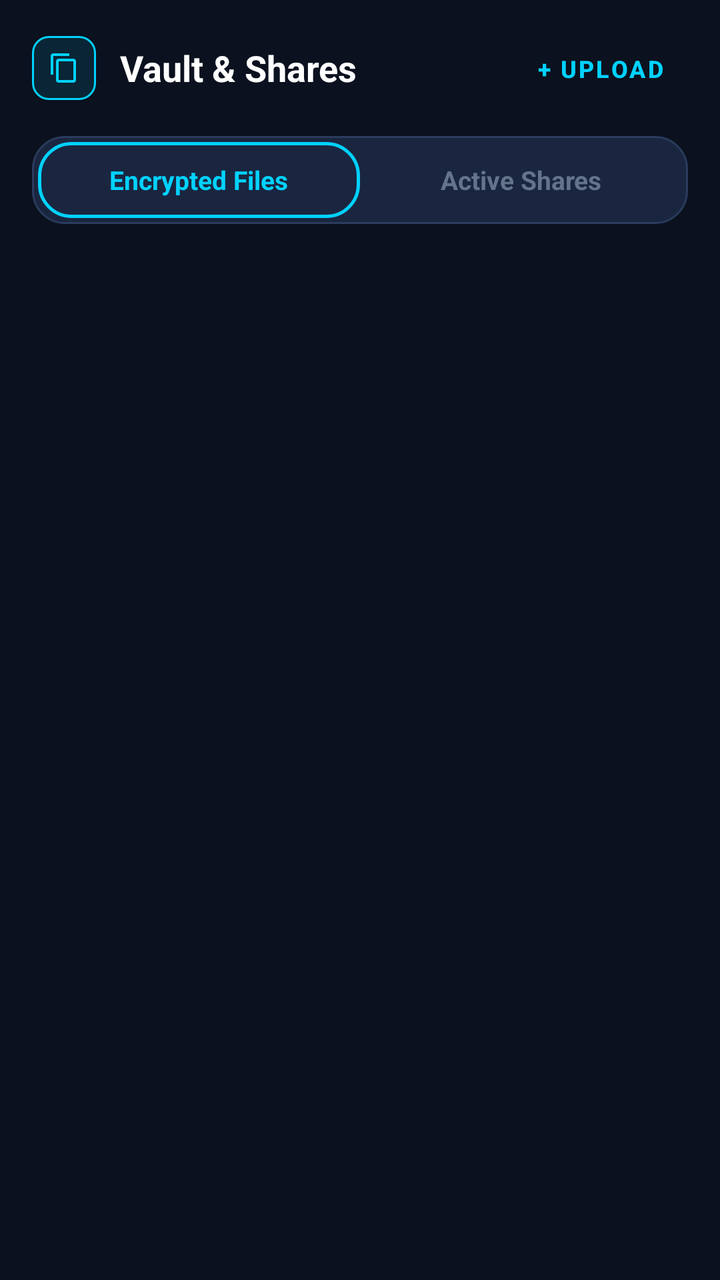
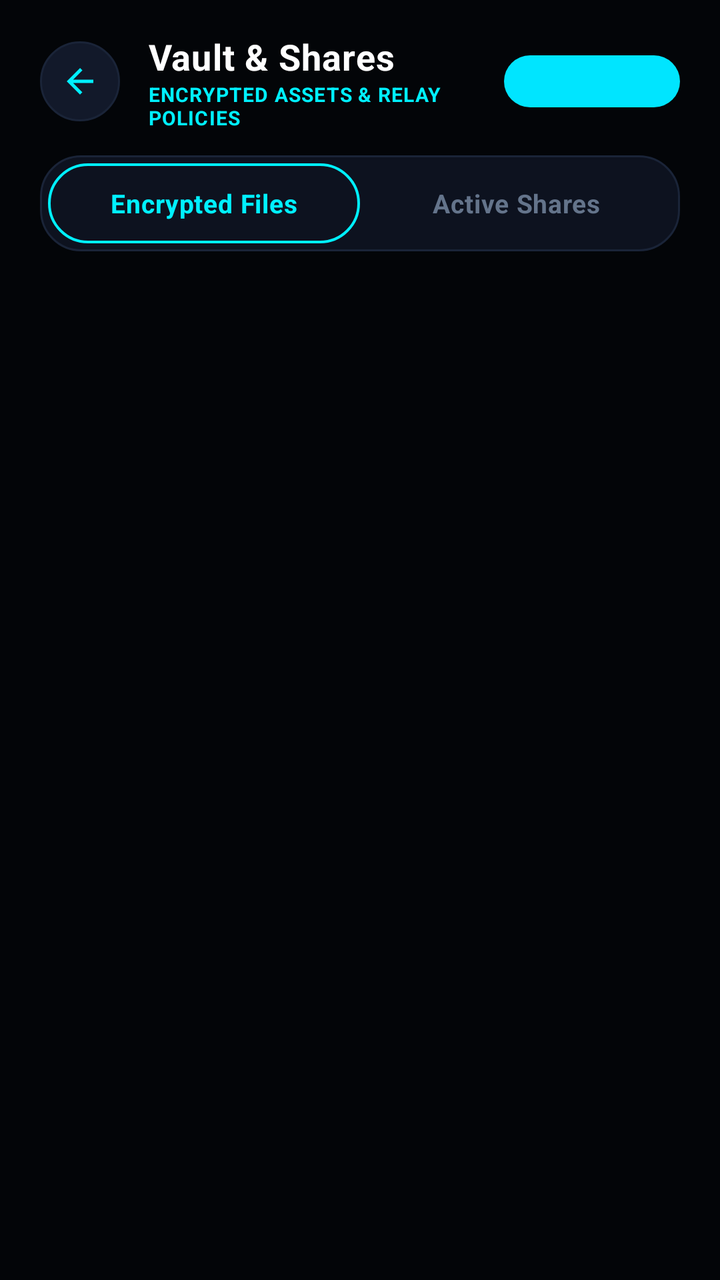

The first picture is an Android layout as it rendered before a commit; the second is the same layout after the commit. The layout source and the unified diff follow.
<!-- AndroidManifest.xml: application theme Theme.SecureDrop -->
<!-- res/layout/activity_my_files.xml -->
<?xml version="1.0" encoding="utf-8"?>
<LinearLayout xmlns:android="http://schemas.android.com/apk/res/android"
    xmlns:app="http://schemas.android.com/apk/res-auto"
    android:layout_width="match_parent"
    android:layout_height="match_parent"
    android:background="@color/bg_dark"
    android:orientation="vertical">

    
    <LinearLayout
        android:layout_width="match_parent"
        android:layout_height="wrap_content"
        android:gravity="center_vertical"
        android:orientation="horizontal"
        android:padding="16dp">

        <ImageView
            android:id="@+id/btnBack"
            android:layout_width="32dp"
            android:layout_height="32dp"
            android:background="@drawable/bg_badge_blue"
            android:padding="8dp"
            android:src="@drawable/ic_copy"
            app:tint="@color/brand_accent" />

        <TextView
            android:layout_width="0dp"
            android:layout_height="wrap_content"
            android:layout_marginStart="12dp"
            android:layout_weight="1"
            android:text="Vault &amp; Shares"
            android:textColor="@color/text_primary"
            android:textSize="18sp"
            android:textStyle="bold" />

        <com.google.android.material.button.MaterialButton
            android:id="@+id/btnNewUpload"
            style="@style/Widget.MaterialComponents.Button.TextButton"
            android:layout_width="wrap_content"
            android:layout_height="36dp"
            android:text="+ Upload"
            android:textColor="@color/brand_accent"
            android:textSize="12sp"
            android:textStyle="bold" />
    </LinearLayout>

    
    <LinearLayout
        android:layout_width="match_parent"
        android:layout_height="44dp"
        android:layout_marginStart="16dp"
        android:layout_marginEnd="16dp"
        android:layout_marginBottom="12dp"
        android:background="@drawable/bg_card_cyber"
        android:orientation="horizontal"
        android:padding="3dp">

        <TextView
            android:id="@+id/tabFiles"
            android:layout_width="0dp"
            android:layout_height="match_parent"
            android:layout_weight="1"
            android:background="@drawable/bg_card_cyber_accent"
            android:gravity="center"
            android:text="Encrypted Files"
            android:textColor="@color/brand_accent"
            android:textSize="13sp"
            android:textStyle="bold" />

        <TextView
            android:id="@+id/tabShares"
            android:layout_width="0dp"
            android:layout_height="match_parent"
            android:layout_weight="1"
            android:gravity="center"
            android:text="Active Shares"
            android:textColor="@color/text_muted"
            android:textSize="13sp"
            android:textStyle="bold" />
    </LinearLayout>

    <FrameLayout
        android:layout_width="match_parent"
        android:layout_height="0dp"
        android:layout_weight="1"
        android:paddingStart="16dp"
        android:paddingEnd="16dp">

        <androidx.recyclerview.widget.RecyclerView
            android:id="@+id/rvFiles"
            android:layout_width="match_parent"
            android:layout_height="match_parent" />

        <androidx.recyclerview.widget.RecyclerView
            android:id="@+id/rvShares"
            android:layout_width="match_parent"
            android:layout_height="match_parent"
            android:visibility="gone" />

        <TextView
            android:id="@+id/tvEmptyState"
            android:layout_width="match_parent"
            android:layout_height="wrap_content"
            android:layout_gravity="center"
            android:background="@drawable/bg_card_cyber"
            android:gravity="center"
            android:padding="32dp"
            android:text="No items found in this section."
            android:textColor="@color/text_muted"
            android:textSize="14sp"
            android:visibility="gone" />
    </FrameLayout>
</LinearLayout>
<!-- resources referenced by this layout -->
<resources>
  <color name="bg_dark">#0B111E</color>
  <color name="brand_accent">#00D2FF</color>
  <color name="text_muted">#64748B</color>
  <color name="text_primary">#FFFFFF</color>
  <!-- drawable bg_badge_blue (drawable) -->
  <?xml version="1.0" encoding="utf-8"?>
  <shape xmlns:android="http://schemas.android.com/apk/res/android"
      android:shape="rectangle">
      <solid android:color="@color/security_blue_bg" />
      <corners android:radius="8dp" />
      <stroke
          android:width="1dp"
          android:color="@color/security_blue" />
  </shape>
  <!-- drawable bg_card_cyber (drawable) -->
  <?xml version="1.0" encoding="utf-8"?>
  <shape xmlns:android="http://schemas.android.com/apk/res/android"
      android:shape="rectangle">
      <solid android:color="@color/bg_surface_card" />
      <corners android:radius="16dp" />
      <stroke
          android:width="1dp"
          android:color="@color/border_subtle" />
  </shape>
  <!-- drawable bg_card_cyber_accent (drawable) -->
  <?xml version="1.0" encoding="utf-8"?>
  <shape xmlns:android="http://schemas.android.com/apk/res/android"
      android:shape="rectangle">
      <solid android:color="@color/bg_surface_card" />
      <corners android:radius="16dp" />
      <stroke
          android:width="1.5dp"
          android:color="@color/brand_accent" />
  </shape>
  <!-- drawable ic_copy (drawable) -->
  <?xml version="1.0" encoding="utf-8"?>
  <vector xmlns:android="http://schemas.android.com/apk/res/android"
      android:width="24dp"
      android:height="24dp"
      android:viewportWidth="24"
      android:viewportHeight="24">
      <path
          android:fillColor="#FFFFFFFF"
          android:pathData="M16,1H4c-1.1,0 -2,0.9 -2,2v14h2V3h12V1zm3,4H8c-1.1,0 -2,0.9 -2,2v14c0,1.1 0.9,2 2,2h11c1.1,0 2,-0.9 2,-2V7c0,-1.1 -0.9,-2 -2,-2zm0,16H8V7h11v14z"/>
  </vector>
  <style name="Theme.SecureDrop" parent="Theme.MaterialComponents.DayNight.NoActionBar">
          
          <item name="colorPrimary">@color/brand_primary</item>
          <item name="colorPrimaryVariant">@color/brand_primary_variant</item>
          <item name="colorOnPrimary">@color/white</item>
          
          <item name="colorSecondary">@color/brand_accent</item>
          <item name="colorSecondaryVariant">@color/brand_accent</item>
          <item name="colorOnSecondary">@color/bg_dark</item>
          
          <item name="android:statusBarColor">@color/bg_dark</item>
          <item name="android:navigationBarColor">@color/bg_dark</item>
          <item name="android:windowBackground">@color/bg_dark</item>
          <item name="android:windowLightStatusBar">false</item>
      </style>
  <color name="security_blue_bg">#1A00D2FF</color>
  <color name="security_blue">#00D2FF</color>
  <color name="bg_surface_card">#1A2640</color>
  <color name="border_subtle">#2A3B5C</color>
  <color name="brand_primary">#0A84FF</color>
  <color name="brand_primary_variant">#0066CC</color>
  <color name="white">#FFFFFF</color>
</resources>

<!-- the commit's change to res/layout/activity_my_files.xml (unified diff, before → after) -->
@@ -12,48 +12,69 @@
         android:layout_height="wrap_content"
         android:gravity="center_vertical"
         android:orientation="horizontal"
-        android:padding="16dp">
+        android:paddingStart="20dp"
+        android:paddingTop="16dp"
+        android:paddingEnd="20dp"
+        android:paddingBottom="12dp">
 
         <ImageView
             android:id="@+id/btnBack"
-            android:layout_width="32dp"
-            android:layout_height="32dp"
-            android:background="@drawable/bg_badge_blue"
-            android:padding="8dp"
-            android:src="@drawable/ic_copy"
+            android:layout_width="40dp"
+            android:layout_height="40dp"
+            android:background="@drawable/bg_circle_icon_button"
+            android:contentDescription="Navigate Back"
+            android:padding="10dp"
+            android:src="@drawable/ic_arrow_back"
             app:tint="@color/brand_accent" />
 
-        <TextView
+        <LinearLayout
             android:layout_width="0dp"
             android:layout_height="wrap_content"
-            android:layout_marginStart="12dp"
+            android:layout_marginStart="14dp"
             android:layout_weight="1"
-            android:text="Vault &amp; Shares"
-            android:textColor="@color/text_primary"
-            android:textSize="18sp"
-            android:textStyle="bold" />
+            android:orientation="vertical">
+
+            <TextView
+                android:layout_width="wrap_content"
+                android:layout_height="wrap_content"
+                android:letterSpacing="0.02"
+                android:text="Vault &amp; Shares"
+                android:textColor="@color/text_primary"
+                android:textSize="18sp"
+                android:textStyle="bold" />
+
+            <TextView
+                android:layout_width="wrap_content"
+                android:layout_height="wrap_content"
+                android:letterSpacing="0.04"
+                android:text="ENCRYPTED ASSETS &amp; RELAY POLICIES"
+                android:textColor="@color/brand_accent"
+                android:textSize="10sp"
+                android:textStyle="bold" />
+        </LinearLayout>
 
         <com.google.android.material.button.MaterialButton
             android:id="@+id/btnNewUpload"
-            style="@style/Widget.MaterialComponents.Button.TextButton"
+            style="@style/SecureDropButton"
             android:layout_width="wrap_content"
-            android:layout_height="36dp"
+            android:layout_height="38dp"
+            android:paddingStart="16dp"
+            android:paddingEnd="16dp"
             android:text="+ Upload"
-            android:textColor="@color/brand_accent"
             android:textSize="12sp"
-            android:textStyle="bold" />
+            app:cornerRadius="20dp" />
     </LinearLayout>
 
     
     <LinearLayout
         android:layout_width="match_parent"
-        android:layout_height="44dp"
-        android:layout_marginStart="16dp"
-        android:layout_marginEnd="16dp"
-        android:layout_marginBottom="12dp"
+        android:layout_height="48dp"
+        android:layout_marginStart="20dp"
+        android:layout_marginEnd="20dp"
+        android:layout_marginBottom="14dp"
         android:background="@drawable/bg_card_cyber"
         android:orientation="horizontal"
-        android:padding="3dp">
+        android:padding="4dp">
 
         <TextView
             android:id="@+id/tabFiles"
@@ -62,6 +83,7 @@
             android:layout_weight="1"
             android:background="@drawable/bg_card_cyber_accent"
             android:gravity="center"
+            android:letterSpacing="0.02"
             android:text="Encrypted Files"
             android:textColor="@color/brand_accent"
             android:textSize="13sp"
@@ -73,28 +95,36 @@
             android:layout_height="match_parent"
             android:layout_weight="1"
             android:gravity="center"
+            android:letterSpacing="0.02"
             android:text="Active Shares"
             android:textColor="@color/text_muted"
             android:textSize="13sp"
             android:textStyle="bold" />
     </LinearLayout>
 
+    
     <FrameLayout
         android:layout_width="match_parent"
         android:layout_height="0dp"
         android:layout_weight="1"
-        android:paddingStart="16dp"
-        android:paddingEnd="16dp">
+        android:paddingStart="20dp"
+        android:paddingEnd="20dp">
 
         <androidx.recyclerview.widget.RecyclerView
             android:id="@+id/rvFiles"
             android:layout_width="match_parent"
-            android:layout_height="match_parent" />
+            android:layout_height="match_parent"
+            android:clipToPadding="false"
+            android:overScrollMode="never"
+            android:paddingBottom="16dp" />
 
         <androidx.recyclerview.widget.RecyclerView
             android:id="@+id/rvShares"
             android:layout_width="match_parent"
             android:layout_height="match_parent"
+            android:clipToPadding="false"
+            android:overScrollMode="never"
+            android:paddingBottom="16dp"
             android:visibility="gone" />
 
         <TextView
@@ -104,10 +134,11 @@
             android:layout_gravity="center"
             android:background="@drawable/bg_card_cyber"
             android:gravity="center"
-            android:padding="32dp"
-            android:text="No items found in this section."
+            android:lineSpacingExtra="4dp"
+            android:padding="36dp"
+            android:text="No items found in this section.\nEncrypt and upload documents to get started."
             android:textColor="@color/text_muted"
-            android:textSize="14sp"
+            android:textSize="13sp"
             android:visibility="gone" />
     </FrameLayout>
 </LinearLayout>
<!-- resource entries referenced after the edit -->
@@ -1,25 +1,15 @@
 <!-- resources referenced by this layout -->
 <resources>
-  <color name="bg_dark">#0B111E</color>
-  <color name="brand_accent">#00D2FF</color>
+  <color name="bg_dark">#030508</color>
+  <color name="brand_accent">#00F0FF</color>
   <color name="text_muted">#64748B</color>
   <color name="text_primary">#FFFFFF</color>
-  <!-- drawable bg_badge_blue (drawable) -->
-  <?xml version="1.0" encoding="utf-8"?>
-  <shape xmlns:android="http://schemas.android.com/apk/res/android"
-      android:shape="rectangle">
-      <solid android:color="@color/security_blue_bg" />
-      <corners android:radius="8dp" />
-      <stroke
-          android:width="1dp"
-          android:color="@color/security_blue" />
-  </shape>
   <!-- drawable bg_card_cyber (drawable) -->
   <?xml version="1.0" encoding="utf-8"?>
   <shape xmlns:android="http://schemas.android.com/apk/res/android"
       android:shape="rectangle">
       <solid android:color="@color/bg_surface_card" />
-      <corners android:radius="16dp" />
+      <corners android:radius="20dp" />
       <stroke
           android:width="1dp"
           android:color="@color/border_subtle" />
@@ -29,12 +19,25 @@
   <shape xmlns:android="http://schemas.android.com/apk/res/android"
       android:shape="rectangle">
       <solid android:color="@color/bg_surface_card" />
-      <corners android:radius="16dp" />
+      <corners android:radius="20dp" />
       <stroke
-          android:width="1.5dp"
-          android:color="@color/brand_accent" />
+          android:width="1.2dp"
+          android:color="@color/border_active" />
   </shape>
-  <!-- drawable ic_copy (drawable) -->
+  <!-- drawable bg_circle_icon_button (drawable) -->
+  <?xml version="1.0" encoding="utf-8"?>
+  <ripple xmlns:android="http://schemas.android.com/apk/res/android"
+      android:color="@color/brand_accent_glow">
+      <item>
+          <shape android:shape="oval">
+              <solid android:color="@color/bg_surface_elevated" />
+              <stroke
+                  android:width="1dp"
+                  android:color="@color/border_subtle" />
+          </shape>
+      </item>
+  </ripple>
+  <!-- drawable ic_arrow_back (drawable) -->
   <?xml version="1.0" encoding="utf-8"?>
   <vector xmlns:android="http://schemas.android.com/apk/res/android"
       android:width="24dp"
@@ -43,29 +46,40 @@
       android:viewportHeight="24">
       <path
           android:fillColor="#FFFFFFFF"
-          android:pathData="M16,1H4c-1.1,0 -2,0.9 -2,2v14h2V3h12V1zm3,4H8c-1.1,0 -2,0.9 -2,2v14c0,1.1 0.9,2 2,2h11c1.1,0 2,-0.9 2,-2V7c0,-1.1 -0.9,-2 -2,-2zm0,16H8V7h11v14z"/>
+          android:pathData="M20,11H7.83l5.59,-5.59L12,4l-8,8 8,8 1.41,-1.41L7.83,13H20v-2z"/>
   </vector>
+  <style name="SecureDropButton" parent="Widget.MaterialComponents.Button">
+          <item name="cornerRadius">24dp</item>
+          <item name="android:textAllCaps">false</item>
+          <item name="android:textStyle">bold</item>
+          <item name="android:paddingTop">14dp</item>
+          <item name="android:paddingBottom">14dp</item>
+          <item name="backgroundTint">@color/brand_primary</item>
+          <item name="android:textColor">@color/black</item>
+          <item name="android:letterSpacing">0.03</item>
+      </style>
   <style name="Theme.SecureDrop" parent="Theme.MaterialComponents.DayNight.NoActionBar">
           
           <item name="colorPrimary">@color/brand_primary</item>
           <item name="colorPrimaryVariant">@color/brand_primary_variant</item>
-          <item name="colorOnPrimary">@color/white</item>
+          <item name="colorOnPrimary">@color/black</item>
           
           <item name="colorSecondary">@color/brand_accent</item>
           <item name="colorSecondaryVariant">@color/brand_accent</item>
-          <item name="colorOnSecondary">@color/bg_dark</item>
+          <item name="colorOnSecondary">@color/black</item>
           
           <item name="android:statusBarColor">@color/bg_dark</item>
           <item name="android:navigationBarColor">@color/bg_dark</item>
           <item name="android:windowBackground">@color/bg_dark</item>
           <item name="android:windowLightStatusBar">false</item>
       </style>
-  <color name="security_blue_bg">#1A00D2FF</color>
-  <color name="security_blue">#00D2FF</color>
-  <color name="bg_surface_card">#1A2640</color>
-  <color name="border_subtle">#2A3B5C</color>
-  <color name="brand_primary">#0A84FF</color>
-  <color name="brand_primary_variant">#0066CC</color>
-  <color name="white">#FFFFFF</color>
+  <color name="bg_surface_card">#0D121F</color>
+  <color name="border_subtle">#1A2438</color>
+  <color name="border_active">#00F0FF</color>
+  <color name="brand_accent_glow">#4000F0FF</color>
+  <color name="bg_surface_elevated">#12192A</color>
+  <color name="brand_primary">#00E5FF</color>
+  <color name="black">#000000</color>
+  <color name="brand_primary_variant">#00B0FF</color>
 </resources>
 
